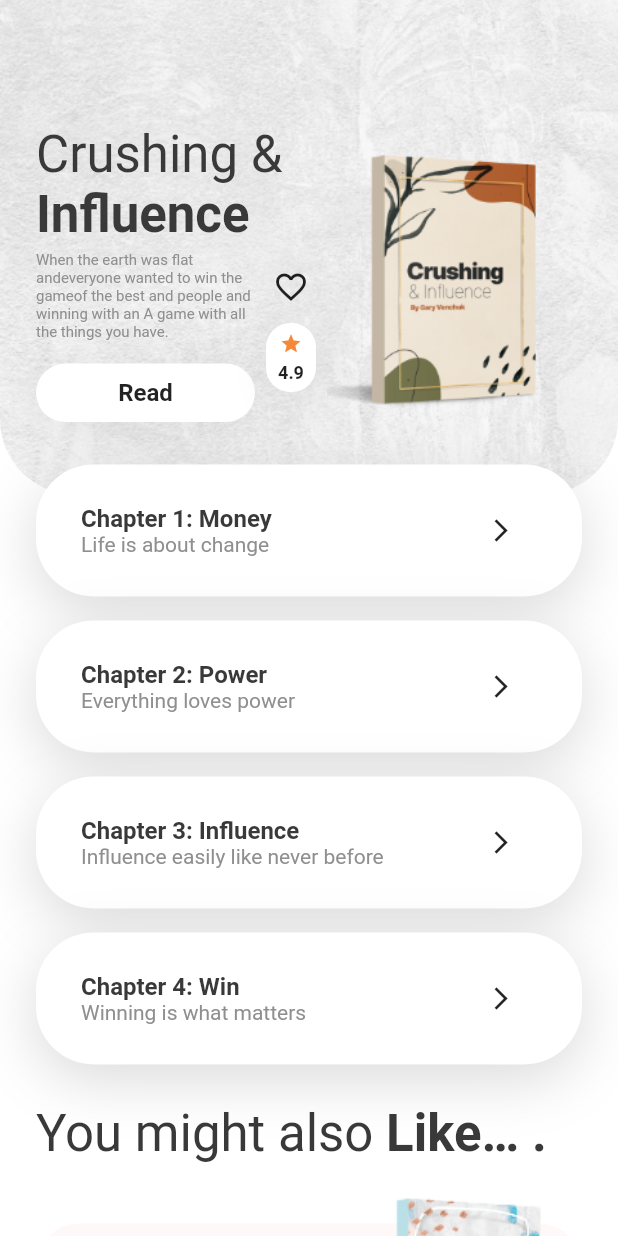
After one commit to MedjadderAymen/EbookAPP, a Flutter app: the DetailsScreen screen opened directly, on a phone screen of 412 x 824 dp. The commit adds this screen. Run offline on Flutter 3.47's test engine with Material 2 defaults, Android fonts, the phone set to English and light mode, and no system bars.

Commit message:
details screen

```diff
--- a/lib/main.dart
+++ b/lib/main.dart
@@ -74,7 +74,7 @@ class WelcomeScreen extends StatelessWidget {
                   ),
                 ),
               ),
-            )
+            ),
           ],
         ),
       ),
--- /dev/null
+++ b/lib/screens/details_screen.dart
@@ -0,0 +1,343 @@
+import 'package:ebook_app/consttants.dart';
+import 'package:ebook_app/widgets/book_rating.dart';
+import 'package:flutter/cupertino.dart';
+import 'package:flutter/foundation.dart';
+import 'package:flutter/material.dart';
+
+class DetailsScreen extends StatelessWidget {
+  const DetailsScreen({Key? key}) : super(key: key);
+
+  @override
+  Widget build(BuildContext context) {
+    var size = MediaQuery.of(context).size;
+
+    return Scaffold(
+      body: SingleChildScrollView(
+        child: Column(
+          crossAxisAlignment: CrossAxisAlignment.start,
+          children: [
+            Stack(
+              alignment: Alignment.topCenter,
+              children: [
+                Container(
+                  height: size.height * .4,
+                  width: double.infinity,
+                  decoration: BoxDecoration(
+                      image: DecorationImage(
+                          image: AssetImage(
+                            "assets/images/bg.png",
+                          ),
+                          fit: BoxFit.fitWidth),
+                      borderRadius: BorderRadius.only(
+                          bottomLeft: Radius.circular(50),
+                          bottomRight: Radius.circular(50))),
+                  child: Padding(
+                    padding: EdgeInsets.symmetric(horizontal: 24),
+                    child: Column(
+                      children: [
+                        SizedBox(
+                          height: size.height * .1,
+                        ),
+                        Row(
+                          children: [
+                            Expanded(
+                              child: Column(
+                                crossAxisAlignment: CrossAxisAlignment.start,
+                                children: [
+                                  Text(
+                                    "Crushing &",
+                                    style: Theme.of(context).textTheme.display1,
+                                  ),
+                                  Text(
+                                    "Influence",
+                                    style: Theme.of(context)
+                                        .textTheme
+                                        .display1!
+                                        .copyWith(fontWeight: FontWeight.bold),
+                                  ),
+                                  SizedBox(
+                                    height: 5,
+                                  ),
+                                  Row(
+                                    crossAxisAlignment:
+                                        CrossAxisAlignment.start,
+                                    children: [
+                                      Expanded(
+                                        child: Column(
+                                          crossAxisAlignment:
+                                              CrossAxisAlignment.start,
+                                          children: [
+                                            Text(
+                                              "When the earth was flat andeveryone wanted to win the gameof the best and people and winning with an A game with all the things you have.",
+                                              maxLines: 5,
+                                              style: TextStyle(
+                                                  fontSize: 10,
+                                                  color: kLightBlackColor),
+                                            ),
+                                            SizedBox(
+                                              height: 5,
+                                            ),
+                                            SizedBox(
+                                              width: MediaQuery.of(context)
+                                                      .size
+                                                      .width *
+                                                  .6,
+                                              child: GestureDetector(
+                                                onTap: () {},
+                                                child: Container(
+                                                  alignment: Alignment.center,
+                                                  margin: EdgeInsets.symmetric(
+                                                      vertical: 10),
+                                                  padding: EdgeInsets.symmetric(
+                                                      vertical: 10,
+                                                      horizontal: 30),
+                                                  decoration: BoxDecoration(
+                                                    color: Colors.white,
+                                                    borderRadius:
+                                                        BorderRadius.circular(
+                                                            30),
+                                                    boxShadow: [
+                                                      BoxShadow(
+                                                          offset: Offset(0, 4),
+                                                          blurRadius: 30,
+                                                          color:
+                                                              Color(0XFF666666)
+                                                                  .withOpacity(
+                                                                      .11)),
+                                                    ],
+                                                  ),
+                                                  child: Text(
+                                                    "Read",
+                                                    style: TextStyle(
+                                                        fontSize: 16,
+                                                        fontWeight:
+                                                            FontWeight.bold),
+                                                  ),
+                                                ),
+                                              ),
+                                            ),
+                                          ],
+                                        ),
+                                      ),
+                                      Column(
+                                        children: [
+                                          IconButton(
+                                            onPressed: () {},
+                                            icon: Icon(Icons.favorite_border),
+                                          ),
+                                          BookRating(4.9),
+                                        ],
+                                      ),
+                                    ],
+                                  ),
+                                ],
+                              ),
+                            ),
+                            Image.asset(
+                              "assets/images/book-1.png",
+                              height: 170,
+                            ),
+                          ],
+                        )
+                      ],
+                    ),
+                  ),
+                ),
+                Padding(
+                  padding: EdgeInsets.only(top: size.height * .4 - 20),
+                  child: Column(
+                    children: [
+                      ChapterCard(1, "Money", "Life is about change", () {},
+                          size: size),
+                      ChapterCard(2, "Power", "Everything loves power", () {},
+                          size: size),
+                      ChapterCard(3, "Influence",
+                          "Influence easily like never before", () {},
+                          size: size),
+                      ChapterCard(4, "Win", "Winning is what matters", () {},
+                          size: size),
+                      SizedBox(
+                        height: 10,
+                      )
+                    ],
+                  ),
+                ),
+              ],
+            ),
+            Padding(
+              padding: EdgeInsets.symmetric(horizontal: 24),
+              child: Column(
+                crossAxisAlignment: CrossAxisAlignment.start,
+                children: [
+                  RichText(
+                    text: TextSpan(
+                      style: Theme.of(context).textTheme.display1,
+                      children: [
+                        TextSpan(text: "You might also "),
+                        TextSpan(
+                          text: "Like… .",
+                          style: TextStyle(fontWeight: FontWeight.bold),
+                        ),
+                      ],
+                    ),
+                  ),
+                  SizedBox(
+                    height: 20,
+                  ),
+                  Stack(
+                    children: [
+                      Container(
+                        height: 180,
+                        width: double.infinity,
+                      ),
+                      Positioned(
+                        bottom: 0,
+                        right: 0,
+                        left: 0,
+                        child: Container(
+                          padding:
+                              EdgeInsets.only(left: 24, top: 24, right: 150),
+                          height: 160,
+                          width: double.infinity,
+                          decoration: BoxDecoration(
+                              borderRadius: BorderRadius.circular(29),
+                              color: Color(0XFFFFF8F9)),
+                          child: Column(
+                            crossAxisAlignment: CrossAxisAlignment.start,
+                            children: [
+                              RichText(
+                                text: TextSpan(
+                                  style: TextStyle(color: kBlackColor),
+                                  children: [
+                                    TextSpan(
+                                      text:
+                                          "How to win \nFriends & Influence \n",
+                                      style: TextStyle(
+                                        fontSize: 20,
+                                      ),
+                                    ),
+                                    TextSpan(
+                                      text: "Gary Venchunk",
+                                      style: TextStyle(color: kLightBlackColor),
+                                    ),
+                                  ],
+                                ),
+                              ),
+                              Row(
+                                children: [
+                                  BookRating(4.6),
+                                  SizedBox(
+                                    width: 20,
+                                  ),
+                                  Expanded(
+                                    child: Container(
+                                      alignment: Alignment.center,
+                                      margin:
+                                          EdgeInsets.symmetric(vertical: 10),
+                                      padding: EdgeInsets.symmetric(
+                                          vertical: 10, horizontal: 30),
+                                      decoration: BoxDecoration(
+                                        color: Colors.white,
+                                        borderRadius: BorderRadius.circular(30),
+                                        boxShadow: [
+                                          BoxShadow(
+                                              offset: Offset(0, 4),
+                                              blurRadius: 30,
+                                              color: Color(0XFF666666)
+                                                  .withOpacity(.11)),
+                                        ],
+                                      ),
+                                      child: Text(
+                                        "Read",
+                                        style: TextStyle(
+                                            fontSize: 16,
+                                            fontWeight: FontWeight.bold),
+                                      ),
+                                    ),
+                                  )
+                                ],
+                              )
+                            ],
+                          ),
+                        ),
+                      ),
+                      Positioned(
+                        top: 0,
+                        right: 0,
+                        child: Image.asset("assets/images/book-3.png"),
+                        width: 150,
+                      ),
+                    ],
+                  )
+                ],
+              ),
+            ),
+            SizedBox(
+              height: 40,
+            )
+          ],
+        ),
+      ),
+    );
+  }
+}
+
+class ChapterCard extends StatelessWidget {
+  final String name, tag;
+  final int chapterNumber;
+  final VoidCallback press;
+
+  const ChapterCard(
+    this.chapterNumber,
+    this.name,
+    this.tag,
+    this.press, {
+    Key? key,
+    required this.size,
+  }) : super(key: key);
+
+  final Size size;
+
+  @override
+  Widget build(BuildContext context) {
+    return Container(
+      width: size.width - 48,
+      padding: EdgeInsets.symmetric(vertical: 20, horizontal: 30),
+      margin: EdgeInsets.only(bottom: 16),
+      decoration: BoxDecoration(
+          color: Colors.white,
+          borderRadius: BorderRadius.circular(38.5),
+          boxShadow: [
+            BoxShadow(
+                offset: Offset(0, 10),
+                blurRadius: 33,
+                color: Color(0XFFD3D3D3).withOpacity(.84))
+          ]),
+      child: Row(
+        children: [
+          RichText(
+            text: TextSpan(
+              children: [
+                TextSpan(
+                  text: "Chapter $chapterNumber: $name \n",
+                  style: TextStyle(
+                      fontSize: 16,
+                      color: kBlackColor,
+                      fontWeight: FontWeight.bold),
+                ),
+                TextSpan(text: tag, style: TextStyle(color: kLightBlackColor))
+              ],
+            ),
+          ),
+          Spacer(),
+          IconButton(
+              onPressed: press,
+              icon: Icon(
+                Icons.arrow_forward_ios,
+                size: 18,
+              ))
+        ],
+      ),
+    );
+  }
+}
--- a/lib/screens/home_screen.dart
+++ b/lib/screens/home_screen.dart
@@ -1,4 +1,5 @@
 import 'package:ebook_app/consttants.dart';
+import 'package:ebook_app/screens/details_screen.dart';
 import 'package:ebook_app/widgets/book_rating.dart';
 import 'package:ebook_app/widgets/reading_card.dart';
 import 'package:ebook_app/widgets/two_sides_rounded_button.dart';
@@ -36,7 +37,8 @@ class HomeScreen extends StatelessWidget {
                       TextSpan(
                           text: "today?",
                           style: TextStyle(fontWeight: FontWeight.bold))
-                      ]),
+                    ],
+                  ),
                 ),
               ),
               SizedBox(
@@ -46,13 +48,15 @@ class HomeScreen extends StatelessWidget {
                 scrollDirection: Axis.horizontal,
                 child: Row(
                   children: [
-                    ReadingListCard(
-                        "assets/images/book-1.png",
-                        "Crushing & Influence",
-                        "Gary Venchuk",
-                        4.9,
-                        () {},
-                        () {}),
+                    ReadingListCard("assets/images/book-1.png",
+                        "Crushing & Influence", "Gary Venchuk", 4.9, () {
+                      Navigator.push(
+                        context,
+                        MaterialPageRoute(builder: (context) {
+                          return DetailsScreen();
+                        }),
+                      );
+                    }, () {}),
                     ReadingListCard(
                         "assets/images/book-2.png",
                         "Top 10 business hacks",
@@ -202,18 +206,43 @@ class HomeScreen extends StatelessWidget {
                                   children: [
                                     Expanded(
                                       child: Column(
-                                        mainAxisAlignment: MainAxisAlignment.end,
-                                        crossAxisAlignment: CrossAxisAlignment.start,
+                                        mainAxisAlignment:
+                                            MainAxisAlignment.end,
+                                        crossAxisAlignment:
+                                            CrossAxisAlignment.start,
                                         children: [
-                                          Text("Crushing & Influence", style: TextStyle(fontWeight: FontWeight.bold ),),
-                                          SizedBox(height: 8,),
-                                          Text("Gary Venchuk", style: TextStyle(color: kLightBlackColor ),),
-                                          Align(alignment: Alignment.bottomRight,child: Text("Chapter 7 of 10",style: TextStyle(fontSize: 10, color: kLightBlackColor),),),
-                                          SizedBox(height: 10,)
+                                          Text(
+                                            "Crushing & Influence",
+                                            style: TextStyle(
+                                                fontWeight: FontWeight.bold),
+                                          ),
+                                          SizedBox(
+                                            height: 8,
+                                          ),
+                                          Text(
+                                            "Gary Venchuk",
+                                            style: TextStyle(
+                                                color: kLightBlackColor),
+                                          ),
+                                          Align(
+                                            alignment: Alignment.bottomRight,
+                                            child: Text(
+                                              "Chapter 7 of 10",
+                                              style: TextStyle(
+                                                  fontSize: 10,
+                                                  color: kLightBlackColor),
+                                            ),
+                                          ),
+                                          SizedBox(
+                                            height: 10,
+                                          )
                                         ],
                                       ),
                                     ),
-                                    Image.asset("assets/images/book-1.png", width: 55,)
+                                    Image.asset(
+                                      "assets/images/book-1.png",
+                                      width: 55,
+                                    )
                                   ],
                                 ),
                               ),
@@ -223,15 +252,16 @@ class HomeScreen extends StatelessWidget {
                               width: size.width * .65,
                               decoration: BoxDecoration(
                                 color: kProgressIndicator,
-                                  borderRadius: BorderRadius.circular(7)),
-                            )
+                                borderRadius: BorderRadius.circular(7),
+                              ),
+                            ),
                           ],
                         ),
                       ),
                     ),
                     SizedBox(
                       height: 40,
-                    )
+                    ),
                   ],
                 ),
               ),
```
Lines whose indentation alone changed are shown as unchanged.
